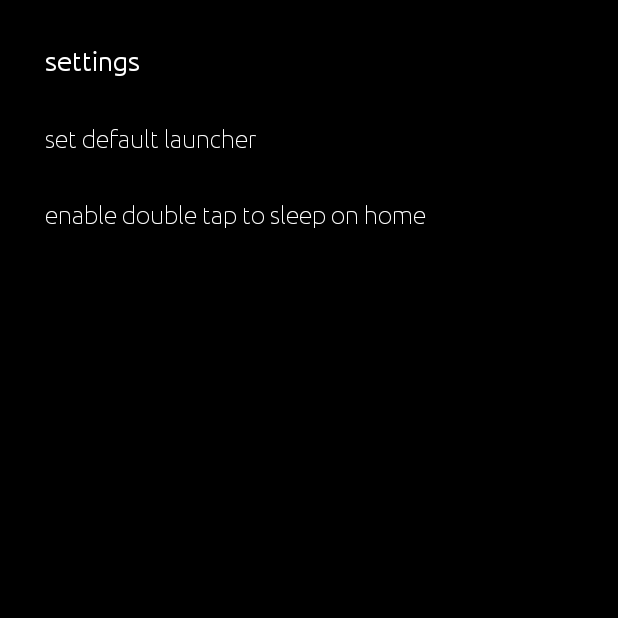
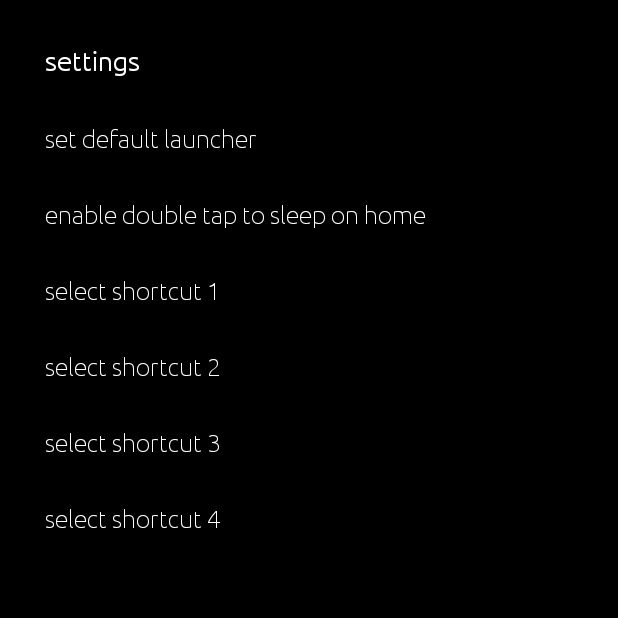
Before and after one commit to burhanuday/miny, an Android app: the screen it shows after launch (SettingsActivity), after a tap on an icon or button, on a phone screen of 412 x 824 dp, the top half of it. Run offline under Robolectric (Android 15) with nearby library versions, the light colour scheme and no system bars.

Commit message:
swipe left icon

```diff
--- a/app/src/main/java/com/appallure/miny/service/ScreenOffService.java
+++ b/app/src/main/java/com/appallure/miny/service/ScreenOffService.java
@@ -25,12 +25,12 @@ public class ScreenOffService extends AccessibilityService {
 
     @Override
     protected void onServiceConnected() {
-        Log.i("accser", "connected");
         instance = this;
     }
 
-    @RequiresApi(api = Build.VERSION_CODES.P)
     public void turnScreenOff() {
-        performGlobalAction(GLOBAL_ACTION_LOCK_SCREEN);
+        if (Build.VERSION.SDK_INT >= Build.VERSION_CODES.P) {
+            performGlobalAction(GLOBAL_ACTION_LOCK_SCREEN);
+        }
     }
 }
--- a/app/src/main/java/com/appallure/miny/view/Home.java
+++ b/app/src/main/java/com/appallure/miny/view/Home.java
@@ -38,7 +38,9 @@ public class Home extends Fragment {
     String shortcut3PackageName, shortcut3AppName;
     String shortcut4PackageName, shortcut4AppName;
 
-    ImageView settingsButton, refresh;
+    ImageView settingsButton, refresh, swipe;
+
+    private static Home instance;
 
     @Override
     public void onResume() {
@@ -46,10 +48,16 @@ public class Home extends Fragment {
         super.onResume();
     }
 
+    public static Home getInstance() {
+        return instance;
+    }
+
     @Override
     public View onCreateView(LayoutInflater inflater, ViewGroup container,
                              Bundle savedInstanceState) {
         View view = inflater.inflate(R.layout.fragment_home, container, false);
+
+        this.instance = this;
 
         shortcut1 = view.findViewById(R.id.shortcut1);
         shortcut2 = view.findViewById(R.id.shortcut2);
@@ -58,6 +66,7 @@ public class Home extends Fragment {
         setDefaultLauncher = view.findViewById(R.id.tv_set_default_launcher);
         settingsButton = view.findViewById(R.id.iv_settings);
         refresh = view.findViewById(R.id.iv_refresh);
+        swipe = view.findViewById(R.id.iv_swipe);
 
         shortcut1.setOnClickListener(clickListener);
         shortcut2.setOnClickListener(clickListener);
@@ -84,6 +93,13 @@ public class Home extends Fragment {
                 setUpShortcuts();
                 determineSetDefaultLauncher();
                 AppListUtil.refreshAppList(getContext());
+            }
+        });
+
+        swipe.setOnClickListener(new View.OnClickListener() {
+            @Override
+            public void onClick(View v) {
+                Toast.makeText(getContext(), "Swipe left to see all apps", Toast.LENGTH_SHORT).show();
             }
         });
 
@@ -200,7 +216,7 @@ public class Home extends Fragment {
         return false;
     }
 
-    private void setUpShortcuts(){
+    public void setUpShortcuts(){
         SharedPreferences sharedPreferences = getContext().getSharedPreferences(getContext().getPackageName(), getContext().MODE_PRIVATE);
 
         shortcut1PackageName = sharedPreferences.getString("shortcut1PackageName", null);
--- a/app/src/main/java/com/appallure/miny/view/SettingsActivity.java
+++ b/app/src/main/java/com/appallure/miny/view/SettingsActivity.java
@@ -1,22 +1,26 @@
 package com.appallure.miny.view;
 
 import android.content.Intent;
+import android.os.Build;
 import android.os.Bundle;
 import android.provider.Settings;
+import android.util.Log;
 import android.view.View;
 import android.view.Window;
 import android.view.WindowManager;
 import android.widget.TextView;
 import android.widget.Toast;
 
+import androidx.annotation.Nullable;
 import androidx.appcompat.app.ActionBar;
 import androidx.appcompat.app.AppCompatActivity;
 
+import com.appallure.miny.MainActivity;
 import com.appallure.miny.R;
 
 public class SettingsActivity extends AppCompatActivity {
 
-    TextView setDefaultLauncher, enableDoubleTap;
+    TextView setDefaultLauncher, enableDoubleTap, select1, select2, select3, select4;
 
     @Override
     protected void onCreate(Bundle savedInstanceState) {
@@ -29,6 +33,19 @@ public class SettingsActivity extends AppCompatActivity {
 
         setDefaultLauncher = findViewById(R.id.tv_set_default_launcher);
         enableDoubleTap = findViewById(R.id.tv_enable_double_tap);
+        select1 = findViewById(R.id.tv_select_1);
+        select2 = findViewById(R.id.tv_select_2);
+        select3 = findViewById(R.id.tv_select_3);
+        select4 = findViewById(R.id.tv_select_4);
+
+        select1.setOnClickListener(listener);
+        select2.setOnClickListener(listener);
+        select3.setOnClickListener(listener);
+        select4.setOnClickListener(listener);
+
+        if (Build.VERSION.SDK_INT < Build.VERSION_CODES.P) {
+            enableDoubleTap.setVisibility(View.GONE);
+        }
 
         setDefaultLauncher.setOnClickListener(new View.OnClickListener() {
             @Override
@@ -54,4 +71,43 @@ public class SettingsActivity extends AppCompatActivity {
         });
 
     }
+
+    @Override
+    protected void onActivityResult(int requestCode, int resultCode, @Nullable Intent data) {
+        super.onActivityResult(requestCode, resultCode, data);
+        if(requestCode == 2) {
+            // app has been picked in app picker
+            Home home = Home.getInstance();
+            home.setUpShortcuts();
+        }
+    }
+
+    private View.OnClickListener listener = new View.OnClickListener(){
+        @Override
+        public void onClick(View v) {
+            switch (v.getId()){
+                case R.id.tv_select_1:
+                    launchAppPicker("shortcut1");
+                    break;
+                case R.id.tv_select_2:
+                    launchAppPicker("shortcut2");
+                    break;
+                case R.id.tv_select_3:
+                    launchAppPicker("shortcut3");
+                    break;
+                case R.id.tv_select_4:
+                    launchAppPicker("shortcut4");
+                    break;
+            }
+        }
+    };
+
+    private void launchAppPicker(String shortcutNumber){
+        Log.i("shortcutNum", "from launcher" + shortcutNumber);
+        Bundle bundle = new Bundle();
+        bundle.putString("shortcutNumber", shortcutNumber);
+        Intent appPickerIntent = new Intent(this, AppPicker.class);
+        appPickerIntent.putExtras(bundle);
+        startActivityForResult(appPickerIntent, 2);
+    }
 }
--- /dev/null
+++ b/app/src/main/res/drawable/ic_baseline_chevron_left_24.xml
@@ -0,0 +1,5 @@
+<vector android:height="24dp" android:tint="#FFFFFF"
+    android:viewportHeight="24" android:viewportWidth="24"
+    android:width="24dp" xmlns:android="http://schemas.android.com/apk/res/android">
+    <path android:fillColor="@android:color/white" android:pathData="M15.41,7.41L14,6l-6,6 6,6 1.41,-1.41L10.83,12z"/>
+</vector>
--- a/app/src/main/res/layout/settings_activity.xml
+++ b/app/src/main/res/layout/settings_activity.xml
@@ -25,4 +25,35 @@
         android:layout_marginBottom="32dp"
         android:text="enable double tap to sleep on home"
         style="@style/textViewStyleSmall" />
+
+    <TextView
+        android:id="@+id/tv_select_1"
+        android:layout_width="match_parent"
+        android:layout_height="wrap_content"
+        android:layout_marginBottom="32dp"
+        android:text="select shortcut 1"
+        style="@style/textViewStyleSmall" />
+    <TextView
+        android:id="@+id/tv_select_2"
+        android:layout_width="match_parent"
+        android:layout_height="wrap_content"
+        android:layout_marginBottom="32dp"
+        android:text="select shortcut 2"
+        style="@style/textViewStyleSmall" />
+    <TextView
+        android:id="@+id/tv_select_3"
+        android:layout_width="match_parent"
+        android:layout_height="wrap_content"
+        android:layout_marginBottom="32dp"
+        android:text="select shortcut 3"
+        style="@style/textViewStyleSmall" />
+    <TextView
+        android:id="@+id/tv_select_4"
+        android:layout_width="match_parent"
+        android:layout_height="wrap_content"
+        android:layout_marginBottom="32dp"
+        android:text="select shortcut 4"
+        style="@style/textViewStyleSmall" />
+
+
 </LinearLayout>
--- a/app/src/main/res/mipmap-anydpi-v26/ic_launcher_round.xml
+++ /dev/null
@@ -1,5 +0,0 @@
-<?xml version="1.0" encoding="utf-8"?>
-<adaptive-icon xmlns:android="http://schemas.android.com/apk/res/android">
-    <background android:drawable="@drawable/ic_launcher_background" />
-    <foreground android:drawable="@drawable/ic_launcher_foreground" />
-</adaptive-icon>
```
Also changed, not shown: app/src/main/res/layout/fragment_home.xml (+14 -8 lines), 6 other files.
